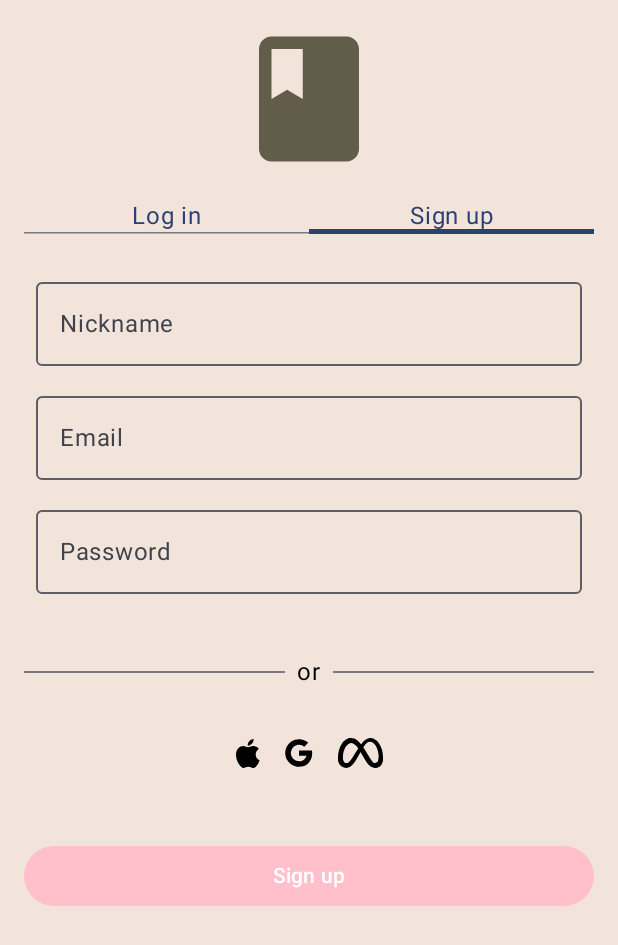
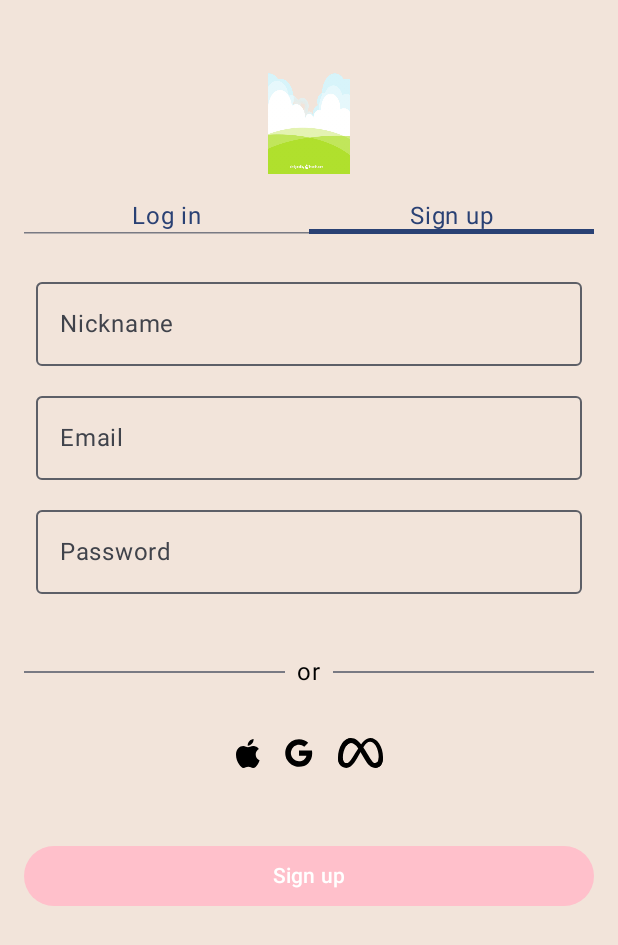
Before and after one commit to Adventure-design-2/adventure_design, an Android app built with Jetpack Compose: the screen it shows after launch (MainActivity), on a phone screen of 412 x 824 dp. Shown: the top 945 px of the screen. Run offline under Robolectric (Android 15) with nearby library versions, the phone set to English and light mode, and no system bars.

Commit message:
PNG
now png is available

```diff
--- a/app/src/main/java/com/example/myadventure/ui/functions/SignupScreen.kt
+++ b/app/src/main/java/com/example/myadventure/ui/functions/SignupScreen.kt
@@ -35,7 +35,7 @@ fun SignUpScreen(navController: NavController) {
     ) {
         // Logo
         Image(
-            painter = painterResource(id = R.drawable.ic_diary),
+            painter = painterResource(id = R.drawable.background123),
             contentDescription = "Logo",
             modifier = Modifier.size(100.dp)
         )
```
Also changed, not shown: app/src/main/res/drawable/background123.png (added).
